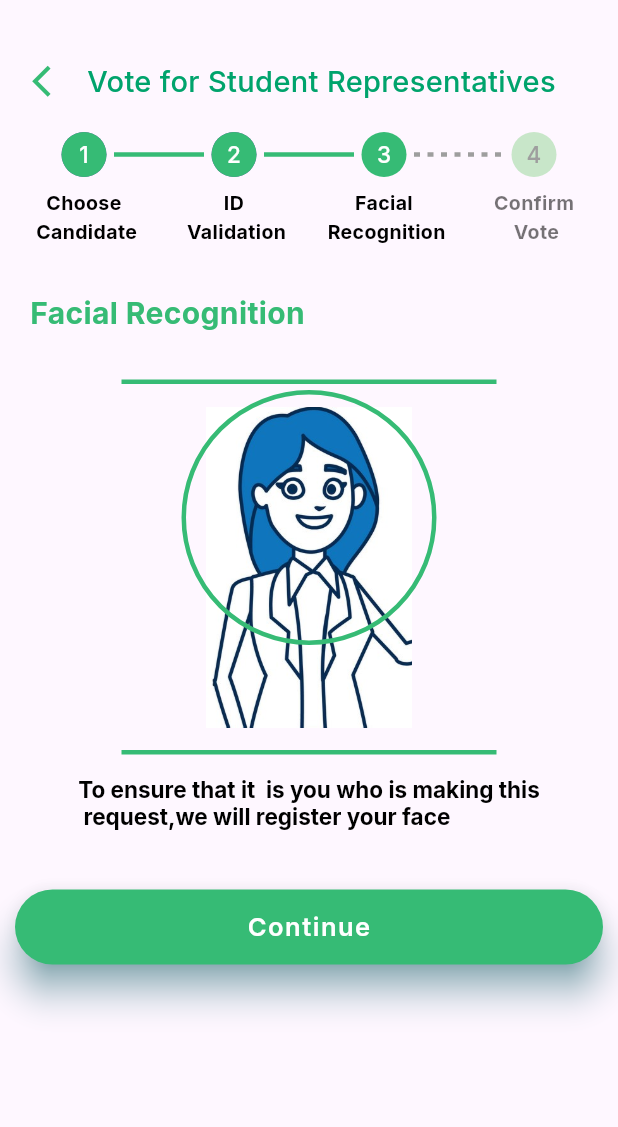
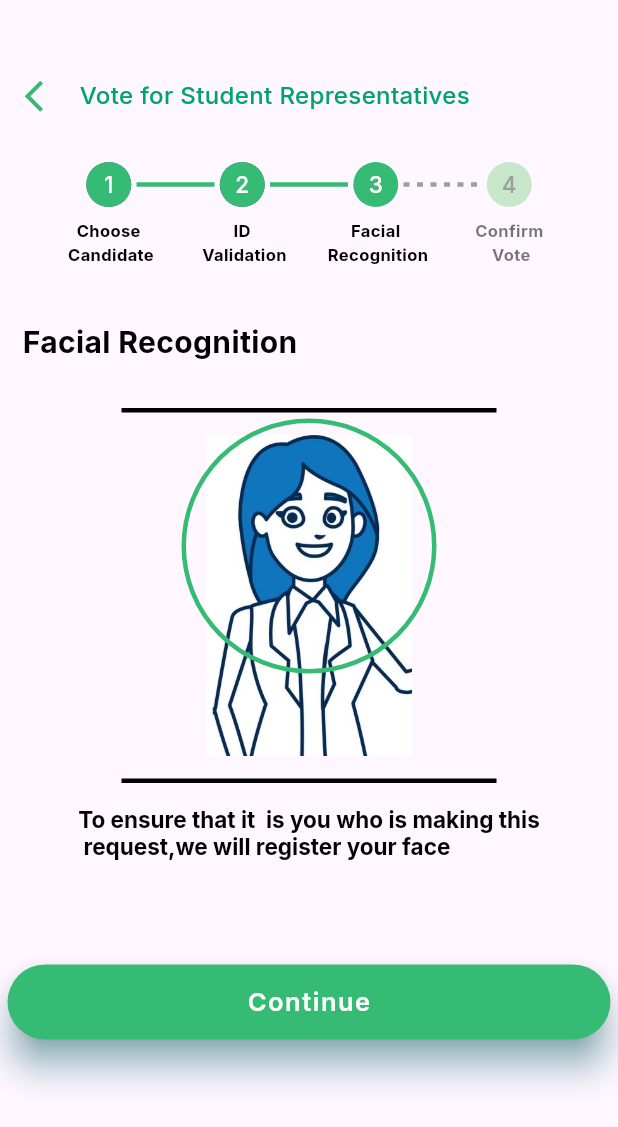
Before and after one commit to AliAtherAyyubi/Final-Year-Project, a Flutter app: the FaceRecognition1 screen opened directly, on a phone screen of 412 x 824 dp. Shown: the top 1127 px of the screen. Run offline on Flutter 3.47's test engine with Material 3 defaults, Android fonts, the phone set to English and light mode, and no system bars; drawn by our look-alikes of easy_stepper; our stand-ins replace circular_profile_avatar, flutter_custom_clippers, font_awesome_flutter, get, getwidget, google_fonts and 3 more.

Commit message:
Changings and modifications

```diff
--- a/e_voting/lib/Screens/Voting/Facerecognition1.dart
+++ b/e_voting/lib/Screens/Voting/Facerecognition1.dart
@@ -22,35 +22,35 @@
   @override
   Widget build(BuildContext context) {
     return Scaffold(
-      body: SingleChildScrollView(
-        child: Container(
-          padding: EdgeInsets.symmetric(
-            horizontal: 10,
-          ),
+      body: Padding(
+        padding: EdgeInsets.symmetric(
+            horizontal: Applayout.getWidth(5),
+            vertical: Applayout.getheight(40)),
+        child: SingleChildScrollView(
           child: Column(
             crossAxisAlignment: CrossAxisAlignment.start,
             children: [
-              SizedBox(
-                height: 30,
-              ),
               VoteLabel(
                 voteName: voteName,
+              ),
+              gap(
+                Height: 10,
               ),
               VoteStepper(
                 currentStepNo: 2,
               ),
-              SizedBox(
-                height: 20,
+              gap(
+                Height: Applayout.getheight(25),
               ),
               Padding(
                 padding: const EdgeInsets.only(left: 10),
                 child: Text(
                   "Facial Recognition",
-                  style: AppStyle.textStyle2,
+                  style: AppStyle.textStyleB4.copyWith(fontSize: 20),
                 ),
               ),
-              SizedBox(
-                height: 30,
+              gap(
+                Height: Applayout.getheight(30),
               ),
               Center(
                 child: Container(
@@ -68,10 +68,10 @@
                             border: BorderDirectional(
                           top: BorderSide(
                               width: Applayout.getWidth(3),
-                              color: AppStyle.primaryColor),
+                              color: Colors.black),
                           bottom: BorderSide(
                               width: Applayout.getWidth(3),
-                              color: AppStyle.primaryColor),
+                              color: Colors.black),
                         )),
                         child: Image(
                             image: AssetImage("assets/images/women1.jpg")),
@@ -94,7 +94,7 @@
                   ),
                 ),
               ),
-              gap(Height: Applayout.getheight(14), Width: 0),
+              gap(Height: Applayout.getheight(15), Width: 0),
               Center(
                 child: RichText(
                   text: TextSpan(
@@ -109,7 +109,7 @@
                   ),
                 ),
               ),
-              gap(Height: Applayout.getheight(40), Width: 0),
+              gap(Height: Applayout.getheight(70), Width: 0),
               Center(
                   child: MyButton(
                 text: "Continue",
--- a/e_voting/lib/Screens/Widgets/Voting/Stepper.dart
+++ b/e_voting/lib/Screens/Widgets/Voting/Stepper.dart
@@ -1,3 +1,4 @@
+import 'package:e_voting/utils/Applayout.dart';
 import 'package:e_voting/utils/Appstyles.dart';
 import 'package:flutter/material.dart';
 import 'package:easy_stepper/easy_stepper.dart';
@@ -29,7 +30,7 @@
           child: EasyStepper(
             activeStep: widget.currentStepNo,
             lineStyle: const LineStyle(
-                lineLength: 60,
+                lineLength: 52,
                 lineType: LineType.normal,
                 unreachedLineType: LineType.dashed,
                 defaultLineColor: Colors.grey,
@@ -37,8 +38,8 @@
                 lineThickness: 3),
             enableStepTapping: false,
             showLoadingAnimation: false,
-            internalPadding: 10,
-            stepRadius: 15,
+            internalPadding: Applayout.getWidth(7),
+            stepRadius: Applayout.getWidth(15),
             showStepBorder: false,
             // lineDotRadius: 1.5,
             steps: [
@@ -96,7 +97,7 @@
       label,
       style: GoogleFonts.inter(
           color: isStep ? Colors.black : Colors.black54,
-          fontSize: 13,
+          fontSize: 11,
           fontWeight: FontWeight.w700),
       textAlign: TextAlign.center,
     );
--- a/e_voting/lib/Screens/Widgets/Voting/voteLabel.dart
+++ b/e_voting/lib/Screens/Widgets/Voting/voteLabel.dart
@@ -1,3 +1,4 @@
+import 'package:e_voting/utils/Applayout.dart';
 import 'package:e_voting/utils/Appstyles.dart';
 import 'package:flutter/material.dart';
 import 'package:google_fonts/google_fonts.dart';
@@ -20,14 +21,15 @@
             Icons.arrow_back_ios,
           ),
           iconSize: 25,
-          splashRadius: 20,
+          splashRadius: 25,
           color: AppStyle.primaryColor,
         ),
         Text(
           voteName!,
           style: GoogleFonts.inter(
               color: AppStyle.textClr,
-              fontSize: 18.sp,
+              // fontSize: 18.sp,
+              fontSize: Applayout.getWidth(16),
               fontWeight: FontWeight.w500),
         ),
       ],
--- a/e_voting/lib/main.dart
+++ b/e_voting/lib/main.dart
@@ -1,6 +1,7 @@
 import 'package:e_voting/Screens/Auth/login.dart';
 import 'package:e_voting/Screens/Homepage/dashboard.dart';
 import 'package:e_voting/Screens/Profile/candi_Profile.dart';
+import 'package:e_voting/Screens/Voting/Facerecognition1.dart';
 import 'package:e_voting/Screens/Voting/idCheck.dart';
 import 'package:e_voting/Screens/Voting/vote.dart';
 import 'package:flutter/material.dart';
@@ -28,7 +29,7 @@
             // fontFamily: ,
             primaryColor: Color(0xff4CBB17)),
         debugShowCheckedModeBanner: false,
-        home: LoginPage(),
+        home: FaceRecognition1(),
       );
     });
   }
```
